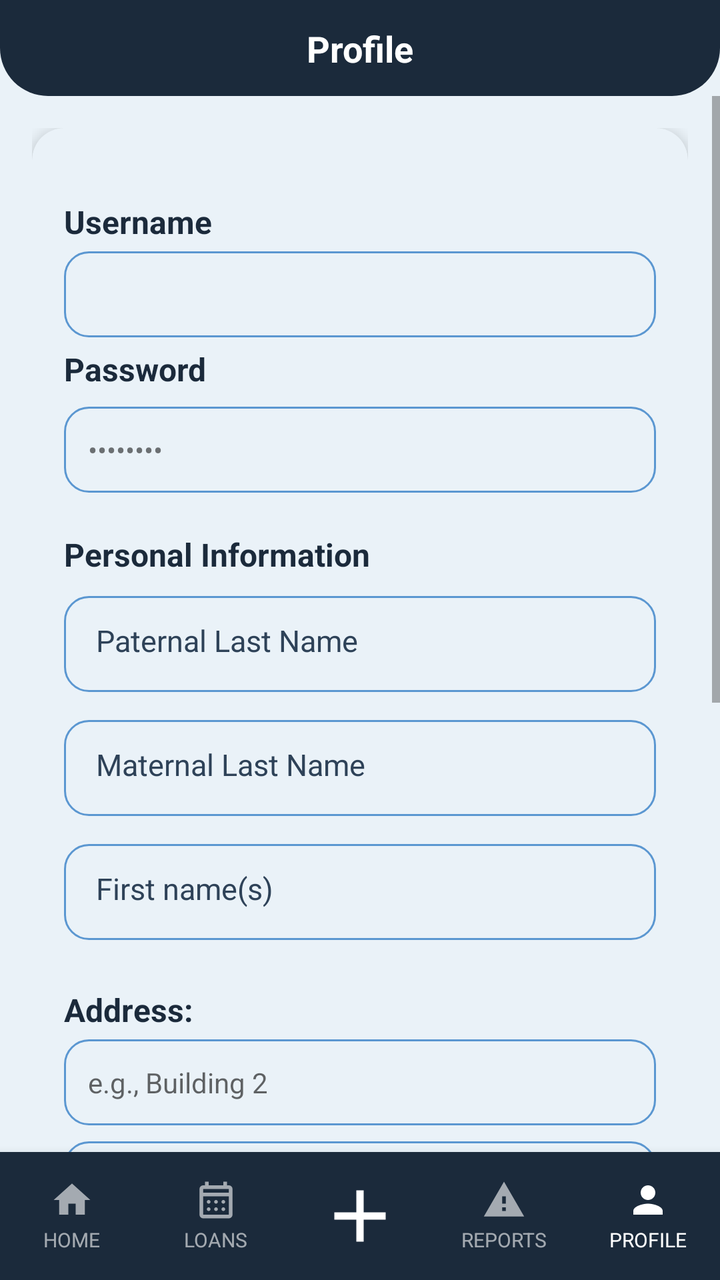
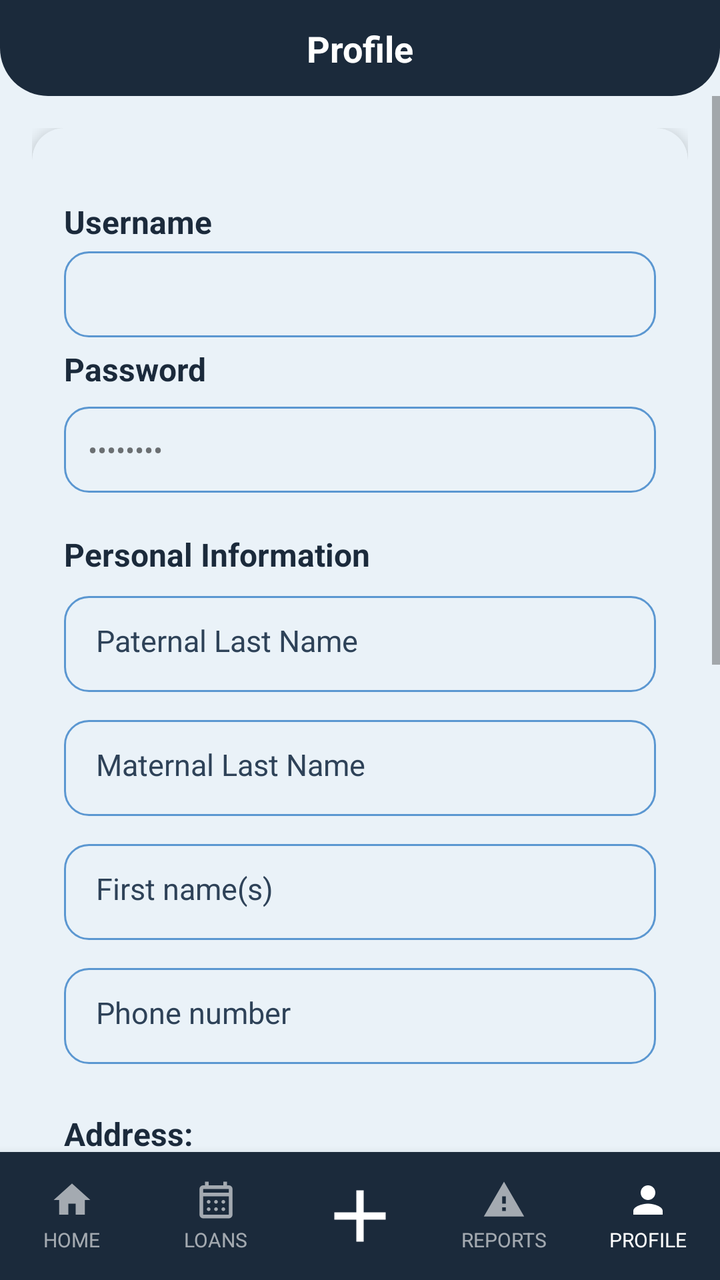

Compare the two renders of this Android layout. The source of the first and the diff that turns it into the second are given below.
<!-- AndroidManifest.xml: application theme Theme.YipShare -->
<!-- res/layout/activity_perfil.xml -->
<?xml version="1.0" encoding="utf-8"?>
<androidx.constraintlayout.widget.ConstraintLayout
    xmlns:android="http://schemas.android.com/apk/res/android"
    xmlns:app="http://schemas.android.com/apk/res-auto"
    xmlns:tools="http://schemas.android.com/tools"
    android:id="@+id/main"
    android:layout_width="match_parent"
    android:layout_height="match_parent"
    android:background="@color/fondo_pantalla">

    <View
        android:id="@+id/bg_header"
        android:layout_width="0dp"
        android:layout_height="0dp"
        android:background="@drawable/bg_header"
        app:layout_constraintTop_toTopOf="parent"
        app:layout_constraintStart_toStartOf="parent"
        app:layout_constraintEnd_toEndOf="parent"
        app:layout_constraintBottom_toBottomOf="@id/guideline_header" />

    <androidx.constraintlayout.widget.Guideline
        android:id="@+id/guideline_header"
        android:layout_width="wrap_content"
        android:layout_height="wrap_content"
        android:orientation="horizontal"
        app:layout_constraintGuide_begin="48dp" />

    <androidx.constraintlayout.widget.Guideline
        android:id="@+id/guideline_status"
        android:layout_width="wrap_content"
        android:layout_height="wrap_content"
        android:orientation="horizontal"
        app:layout_constraintGuide_begin="0dp" />

    <TextView
        android:id="@+id/tv_titulo_pantalla"
        android:layout_width="0dp"
        android:layout_height="wrap_content"
        android:text="@string/perfil_titulo"
        android:textAlignment="center"
        android:textColor="@android:color/white"
        android:textStyle="bold"
        android:textSize="18sp"
        android:gravity="center"
        app:layout_constraintTop_toBottomOf="@id/guideline_status"
        app:layout_constraintBottom_toTopOf="@id/guideline_header"
        app:layout_constraintStart_toStartOf="parent"
        app:layout_constraintEnd_toEndOf="parent" />


    <ScrollView
        android:layout_width="0dp"
        android:layout_height="0dp"
        app:layout_constraintTop_toBottomOf="@id/guideline_header"
        app:layout_constraintStart_toStartOf="parent"
        app:layout_constraintEnd_toEndOf="parent"
        app:layout_constraintBottom_toTopOf="@id/bottom_nav">

        <androidx.constraintlayout.widget.ConstraintLayout
            android:layout_width="match_parent"
            android:layout_height="wrap_content"
            android:padding="16dp">

            <androidx.cardview.widget.CardView
                android:id="@+id/card_perfil"
                android:layout_width="0dp"
                android:layout_height="wrap_content"
                app:cardCornerRadius="16dp"
                app:cardElevation="4dp"
                app:cardBackgroundColor="@color/color_tarjeta"
                app:layout_constraintTop_toTopOf="parent"
                app:layout_constraintStart_toStartOf="parent"
                app:layout_constraintEnd_toEndOf="parent">

                <LinearLayout
                    android:layout_width="match_parent"
                    android:layout_height="wrap_content"
                    android:orientation="vertical"
                    android:padding="16dp">
                    <LinearLayout
                        android:id="@+id/layoutPagoMes"
                        android:layout_width="match_parent"
                        android:layout_height="wrap_content"
                        android:orientation="vertical"
                        android:visibility="gone">

                        <TextView
                            style="@style/TextTitle"
                            android:layout_width="match_parent"
                            android:layout_height="wrap_content"
                            android:text="@string/pagoMes"
                            android:textSize="16sp"
                            android:layout_marginBottom="8dp" />

                        <CheckBox
                            android:id="@+id/cbPagoMes"
                            android:layout_width="wrap_content"
                            android:layout_height="wrap_content"
                            android:text="@string/cbPagoMes" />


                    </LinearLayout>
                    <TextView
                        style="@style/TextTitle"
                        android:layout_width="wrap_content"
                        android:layout_height="wrap_content"
                        android:layout_marginTop="20dp"
                        android:textSize="16sp"
                        android:text="@string/perfil_nombre"
                        />

                    <TextView
                        android:id="@+id/et_correo_electronico"
                        android:layout_width="match_parent"
                        android:layout_height="wrap_content"
                        android:layout_marginTop="4dp"
                        android:background="@drawable/bg_input"
                        android:padding="12dp"
                        android:inputType="textNoSuggestions"
                        />

                    <TextView
                        style="@style/TextTitle"
                        android:layout_width="wrap_content"
                        android:layout_height="wrap_content"
                        android:layout_marginTop="5dp"
                        android:textSize="16sp"
                        android:text="@string/contrasena_actualizar_perfil"
                        />

                    <TextView
                        android:id="@+id/et_contrasena"
                        android:layout_width="match_parent"
                        android:layout_height="wrap_content"
                        android:layout_marginTop="8dp"
                        android:background="@drawable/bg_input"
                        android:padding="12dp"
                        android:inputType="textPassword"
                        android:text="@string/password_oculta"
                        android:maxLines="1"
                        android:layout_marginBottom="10dp"/>

                    <TextView
                        android:id="@+id/datos_personales"
                        style="@style/TextTitle"
                        android:layout_width="match_parent"
                        android:layout_height="wrap_content"
                        android:text="@string/datos_personales"
                        android:textSize="16sp"
                        android:textStyle="bold"
                        android:layout_marginTop="10dp"
                        android:layout_marginBottom="10dp"
                        />
                    <TextView
                        android:id="@+id/apellido_paterno"
                        style="@style/InputBrand"
                        android:hint="@string/apellido_paterno"
                        android:inputType="textPersonName"
                        android:background="@drawable/bg_input"
                        android:minHeight="48dp"
                        android:layout_marginBottom="14dp" />

                    <TextView
                        android:id="@+id/apellido_materno"
                        style="@style/InputBrand"
                        android:hint="@string/apellido_materno"
                        android:inputType="textPersonName"
                        android:background="@drawable/bg_input"
                        android:minHeight="48dp"
                        android:layout_marginBottom="14dp" />

                    <TextView
                        android:id="@+id/nombres"
                        style="@style/InputBrand"
                        android:hint="@string/nombres"
                        android:inputType="textPersonName"
                        android:background="@drawable/bg_input"
                        android:minHeight="48dp"
                        android:layout_marginBottom="14dp" />


                    <TextView
                        style="@style/TextTitle"
                        android:layout_width="wrap_content"
                        android:layout_height="wrap_content"
                        android:textSize="16sp"
                        android:layout_marginTop="10dp"
                        android:text="@string/direccion_actualizar_perfil" />

                    <TextView
                        android:id="@+id/et_direccion_edificio"
                        android:layout_width="match_parent"
                        android:layout_height="wrap_content"
                        android:layout_marginTop="4dp"
                        android:background="@drawable/bg_input"
                        android:padding="12dp"
                        android:inputType="textPostalAddress"
                        android:maxLines="1"
                        android:hint="@string/et_direccion_edificio" />
                    <TextView
                        android:id="@+id/et_direccion_departamento"
                        android:layout_width="match_parent"
                        android:layout_height="wrap_content"
                        android:layout_marginTop="8dp"
                        android:background="@drawable/bg_input"
                        android:padding="12dp"
                        android:inputType="textPostalAddress"
                        android:maxLines="1"
                        android:hint="@string/et_direccion_departamento" />

                    <TextView
                        style="@style/TextTitle"
                        android:layout_width="wrap_content"
                        android:layout_height="wrap_content"
                        android:textSize="18sp"
                        android:layout_marginTop="10dp"
                        android:text="@string/mi_calificacion" />

                    <LinearLayout
                        android:layout_width="wrap_content"
                        android:layout_height="wrap_content"
                        android:orientation="horizontal"
                        android:gravity="center_vertical"
                        android:layout_marginTop="8dp">

                        <RatingBar
                            android:id="@+id/rb_mi_calificacion"
                            style="@style/Widget.AppCompat.RatingBar"
                            android:layout_width="wrap_content"
                            android:layout_height="wrap_content"
                            android:numStars="5"
                            android:stepSize="0.5"
                            android:isIndicator="true"
                            android:progressTint="@color/azul_yipshare"
                            tools:rating="4" />

                        <TextView
                            android:id="@+id/tv_calificacion_numero"
                            style="@style/TextBody"
                            android:layout_width="wrap_content"
                            android:layout_height="wrap_content"
                            android:layout_marginStart="8dp"
                            android:textStyle="bold"
                            android:text="@string/placeholder_calificacion_perfil" />

                    </LinearLayout>

                    <include
                        layout="@layout/section_feedback"
                        android:layout_width="match_parent"
                        android:layout_height="wrap_content"
                        android:layout_marginTop="16dp"
                        android:layout_marginBottom="16dp" />

                    <Button
                        android:id="@+id/btn_actualizar_datos"
                        style="@style/ButtonPrimary"
                        android:layout_width="match_parent"
                        android:layout_height="52dp"
                        android:layout_marginTop="20dp"
                        android:text="@string/btn_actualizar_perfil" />

                    <Button
                        android:id="@+id/btn_eliminar_cuenta"
                        style="@style/ButtonSecundary"
                        android:layout_width="match_parent"
                        android:layout_height="52dp"
                        android:layout_marginTop="10dp"
                        android:text="@string/btn_eliminar_cuenta" />
                    <Button
                        android:id="@+id/btn_sacar_habitante"
                        style="@style/ButtonPrimary"
                        android:layout_width="match_parent"
                        android:layout_height="48dp"
                        android:layout_marginTop="10dp"
                        android:text="@string/btn_eliminar_habitante"
                        android:visibility="gone" />

                </LinearLayout>

            </androidx.cardview.widget.CardView>

        </androidx.constraintlayout.widget.ConstraintLayout>

    </ScrollView>

    <LinearLayout
        android:id="@+id/bottom_nav"
        android:layout_width="0dp"
        android:layout_height="64dp"
        android:orientation="horizontal"
        android:weightSum="5"
        android:background="@color/azul_yipshare"
        android:elevation="8dp"
        app:layout_constraintBottom_toBottomOf="parent"
        app:layout_constraintStart_toStartOf="parent"
        app:layout_constraintEnd_toEndOf="parent">

        <LinearLayout
            android:id="@+id/nav_inicio"
            android:layout_width="0dp"
            android:layout_height="match_parent"
            android:layout_weight="1"
            android:orientation="vertical"
            android:gravity="center"
            android:clickable="true"
            android:focusable="true"
            android:background="?attr/selectableItemBackgroundBorderless">

            <ImageView
                android:id="@+id/imageView_inicio"
                android:layout_width="22dp"
                android:layout_height="22dp"
                android:src="@drawable/ic_house_princial"
                app:tint="#99FFFFFF"
                android:contentDescription="@string/imageView_inicio" />

            <TextView
                android:id="@+id/textView_inicio"
                android:layout_width="wrap_content"
                android:layout_height="wrap_content"
                android:text="@string/textView_inicio"
                android:textColor="#99FFFFFF"
                android:textSize="10sp"
                android:layout_marginTop="2dp" />
        </LinearLayout>

        <LinearLayout
            android:id="@+id/nav_prestamos"
            android:layout_width="0dp"
            android:layout_height="match_parent"
            android:layout_weight="1"
            android:orientation="vertical"
            android:gravity="center"
            android:clickable="true"
            android:focusable="true"
            android:background="?attr/selectableItemBackgroundBorderless">

            <ImageView
                android:id="@+id/imageView_prestamos"
                android:layout_width="22dp"
                android:layout_height="22dp"
                android:src="@drawable/ic_calendar_month"
                app:tint="#99FFFFFF"
                android:contentDescription="@string/imageView_prestamos" />

            <TextView
                android:id="@+id/textView_prestamos"
                android:layout_width="wrap_content"
                android:layout_height="wrap_content"
                android:text="@string/textView_prestamos"
                android:textColor="#99FFFFFF"
                android:textSize="10sp"
                android:layout_marginTop="2dp" />
        </LinearLayout>

        <LinearLayout
            android:id="@+id/nav_agregar"
            android:layout_width="0dp"
            android:layout_height="match_parent"
            android:layout_weight="1"
            android:orientation="vertical"
            android:gravity="center"
            android:clickable="true"
            android:focusable="true"
            android:background="?attr/selectableItemBackgroundBorderless">

            <ImageView
                android:id="@+id/imageView_agregar"
                android:layout_width="44dp"
                android:layout_height="44dp"
                android:src="@drawable/ic_plus_icon"
                app:tint="@android:color/white"
                android:contentDescription="@string/imageView_agregar" />
        </LinearLayout>

        <LinearLayout
            android:id="@+id/nav_reportes"
            android:layout_width="0dp"
            android:layout_height="match_parent"
            android:layout_weight="1"
            android:orientation="vertical"
            android:gravity="center"
            android:clickable="true"
            android:focusable="true"
            android:background="?attr/selectableItemBackgroundBorderless">

            <ImageView
                android:id="@+id/imageView_reportes"
                android:layout_width="22dp"
                android:layout_height="22dp"
                android:src="@drawable/ic_warning"
                app:tint="#99FFFFFF"
                android:contentDescription="@string/imageView_reportes" />

            <TextView
                android:id="@+id/textView_reportes"
                android:layout_width="wrap_content"
                android:layout_height="wrap_content"
                android:text="@string/textView_reportes"
                android:textColor="#99FFFFFF"
                android:textSize="10sp"
                android:layout_marginTop="2dp" />
        </LinearLayout>

        <LinearLayout
            android:id="@+id/nav_perfil"
            android:layout_width="0dp"
            android:layout_height="match_parent"
            android:layout_weight="1"
            android:orientation="vertical"
            android:gravity="center"
            android:clickable="true"
            android:focusable="true"
            android:background="?attr/selectableItemBackgroundBorderless">

            <ImageView
                android:id="@+id/imageView_perfil"
                android:layout_width="22dp"
                android:layout_height="22dp"
                android:src="@drawable/ic_person"
                app:tint="@android:color/white"
                android:contentDescription="@string/imageView_perfil" />

            <TextView
                android:id="@+id/textView_perfil"
                android:layout_width="wrap_content"
                android:layout_height="wrap_content"
                android:text="@string/textView_perfil"
                android:textColor="@android:color/white"
                android:textSize="10sp"
                android:layout_marginTop="2dp" />
        </LinearLayout>

    </LinearLayout>

</androidx.constraintlayout.widget.ConstraintLayout>
<!-- res/layout/section_feedback.xml (included above) -->
<?xml version="1.0" encoding="utf-8"?>
<LinearLayout
    xmlns:android="http://schemas.android.com/apk/res/android"
    android:id="@+id/section_feedback"
    android:layout_width="match_parent"
    android:layout_height="wrap_content"
    android:orientation="vertical">

    <LinearLayout
        android:layout_width="match_parent"
        android:layout_height="wrap_content"
        android:orientation="horizontal">

        <Button
            android:id="@+id/btn_ver_calificaciones"
            style="@style/ButtonPrimary"
            android:layout_width="0dp"
            android:layout_height="44dp"
            android:layout_weight="1"
            android:layout_marginEnd="6dp"
            android:text="@string/btn_ver_calificaciones" />

        <Button
            android:id="@+id/btn_ver_reportes"
            style="@style/ButtonSecundary"
            android:layout_width="0dp"
            android:layout_height="44dp"
            android:layout_weight="1"
            android:layout_marginStart="6dp"
            android:text="@string/btn_ver_reportes" />
    </LinearLayout>

    <TextView
        android:id="@+id/tv_lista_vacia"
        style="@style/TextBody"
        android:layout_width="match_parent"
        android:layout_height="wrap_content"
        android:layout_marginTop="16dp"
        android:gravity="center"
        android:visibility="gone" />

    <androidx.recyclerview.widget.RecyclerView
        android:id="@+id/rv_feedback"
        android:layout_width="match_parent"
        android:layout_height="wrap_content"
        android:layout_marginTop="12dp"
        android:nestedScrollingEnabled="false" />
</LinearLayout>
<!-- resources referenced by this layout -->
<resources>
  <color name="azul_yipshare">#1B2A3B</color>
  <color name="color_tarjeta">#EAF2F8</color>
  <color name="fondo_pantalla">#EAF2F8</color>
  <!-- drawable bg_header (drawable) -->
  <?xml version="1.0" encoding="utf-8"?>
  <shape xmlns:android="http://schemas.android.com/apk/res/android"
      android:shape="rectangle">
      <solid android:color="@color/azul_yipshare" />
      <corners
          android:bottomLeftRadius="24dp"
          android:bottomRightRadius="24dp" />
  </shape>
  <!-- drawable ic_house_princial (drawable) -->
  <vector xmlns:android="http://schemas.android.com/apk/res/android"
      android:width="24dp"
      android:height="24dp"
      android:viewportWidth="24"
      android:viewportHeight="24">
      <path
          android:fillColor="@android:color/white"
          android:pathData="M10,20v-6h4v6h5v-8h3L12,3 2,12h3v8z"/>
  </vector>
  <string name="apellido_materno">Maternal Last Name</string>
  <string name="apellido_paterno">Paternal Last Name</string>
  <string name="btn_actualizar_perfil">Update Information</string>
  <string name="btn_eliminar_cuenta">Delete Account</string>
  <string name="btn_eliminar_habitante">Remove Resident from Condominium</string>
  <string name="btn_ver_calificaciones">Ratings</string>
  <string name="btn_ver_reportes">Reports</string>
  <string name="cbPagoMes">Yes, paid this month</string>
  <string name="contrasena_actualizar_perfil">Password</string>
  <string name="datos_personales">Personal Information</string>
  <string name="direccion_actualizar_perfil">Address:</string>
  <string name="et_direccion_departamento">e.g., Apartment: 14</string>
  <string name="et_direccion_edificio">e.g., Building 2</string>
  <string name="imageView_agregar">Add</string>
  <string name="imageView_inicio">Home</string>
  <string name="imageView_perfil">Profile</string>
  <string name="imageView_prestamos">Loans</string>
  <string name="imageView_reportes">Reports</string>
  <string name="mi_calificacion">My Rating</string>
  <string name="nombres">First name(s)</string>
  <string name="pagoMes">Monthly payment:\u0020</string>
  <string name="password_oculta" translatable="false">********</string>
  <string name="perfil_nombre">Username</string>
  <string name="perfil_titulo">Profile</string>
  <string name="placeholder_calificacion_perfil" translatable="false">4.0</string>
  <string name="textView_inicio">HOME</string>
  <string name="textView_perfil">PROFILE</string>
  <string name="textView_prestamos">LOANS</string>
  <string name="textView_reportes">REPORTS</string>
  <style name="TextBody">
          <item name="android:textColor">@color/texto_secundario</item>
          <item name="android:textSize">14sp</item>
      </style>
  <style name="TextTitle">
          <item name="android:textColor">@color/azul_yipshare</item>
          <item name="android:textSize">18sp</item>
          <item name="android:textStyle">bold</item>
      </style>
  <style name="Theme.YipShare" parent="Theme.AppCompat.DayNight.NoActionBar">
          <item name="android:windowBackground">@color/fondo_pantalla</item>
      </style>
  <color name="input_fondo">#EAF2F8</color>
  <color name="input_stroke">#5B97D1</color>
  <!-- drawable bg_button_primary (drawable) -->
  <?xml version="1.0" encoding="utf-8"?>
  <shape xmlns:android="http://schemas.android.com/apk/res/android"
      android:shape="rectangle">
      <solid android:color="@color/azul_yipshare" />
      <corners android:radius="12dp" />
  </shape>
  <!-- drawable bg_button_secundary (drawable) -->
  <?xml version="1.0" encoding="utf-8"?>
  <shape xmlns:android="http://schemas.android.com/apk/res/android"
      android:shape="rectangle">
      <solid android:color="@color/input_stroke" />
      <corners android:radius="12dp" />
  </shape>
  <color name="texto_primario">#0D1622</color>
  <color name="texto_hint">#2E4258</color>
  <color name="texto_secundario">#2E4258</color>
  <!-- unchanged entries left out for length: 8 -->
</resources>

<!-- the commit's change to res/layout/activity_perfil.xml (unified diff, before → after) -->
@@ -174,6 +174,16 @@
                         style="@style/InputBrand"
                         android:hint="@string/nombres"
                         android:inputType="textPersonName"
+                        android:background="@drawable/bg_input"
+                        android:minHeight="48dp"
+                        android:layout_marginBottom="14dp" />
+
+                    <TextView
+                        android:id="@+id/telefono"
+                        style="@style/InputBrand"
+                        android:hint="@string/telefono_hint"
+                        android:inputType="phone"
+                        android:autofillHints="phoneNumber"
                         android:background="@drawable/bg_input"
                         android:minHeight="48dp"
                         android:layout_marginBottom="14dp" />
<!-- resource entries referenced after the edit -->
@@ -47,6 +47,7 @@
   <string name="perfil_nombre">Username</string>
   <string name="perfil_titulo">Profile</string>
   <string name="placeholder_calificacion_perfil" translatable="false">4.0</string>
+  <string name="telefono_hint">Phone number</string>
   <string name="textView_inicio">HOME</string>
   <string name="textView_perfil">PROFILE</string>
   <string name="textView_prestamos">LOANS</string>
